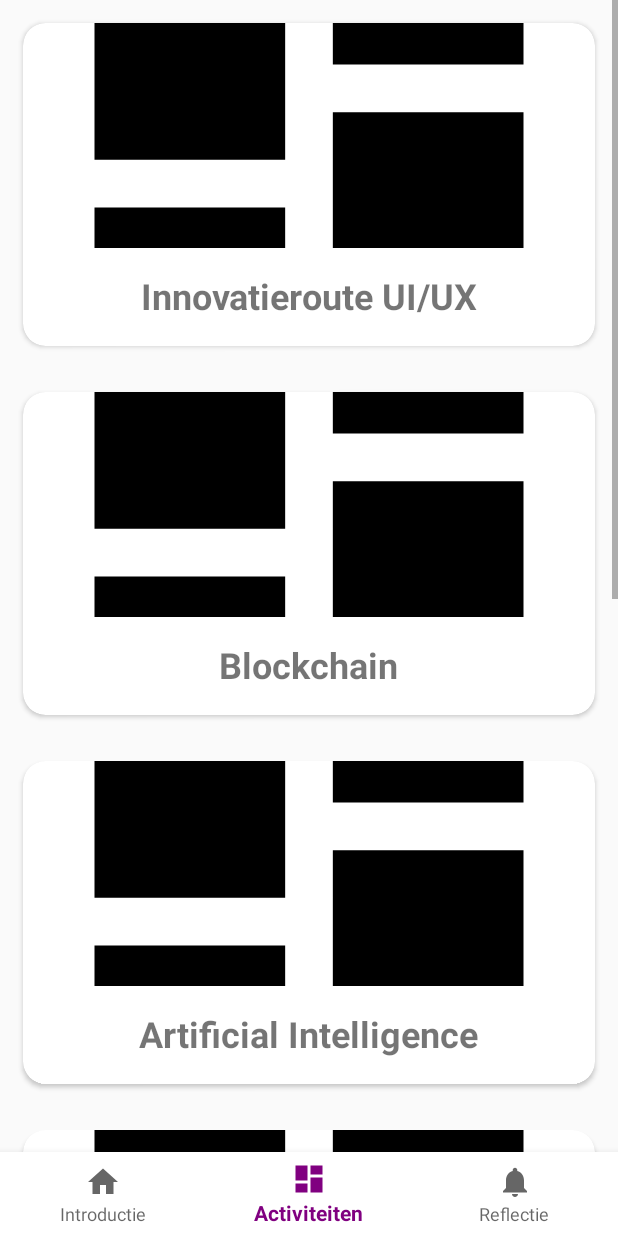
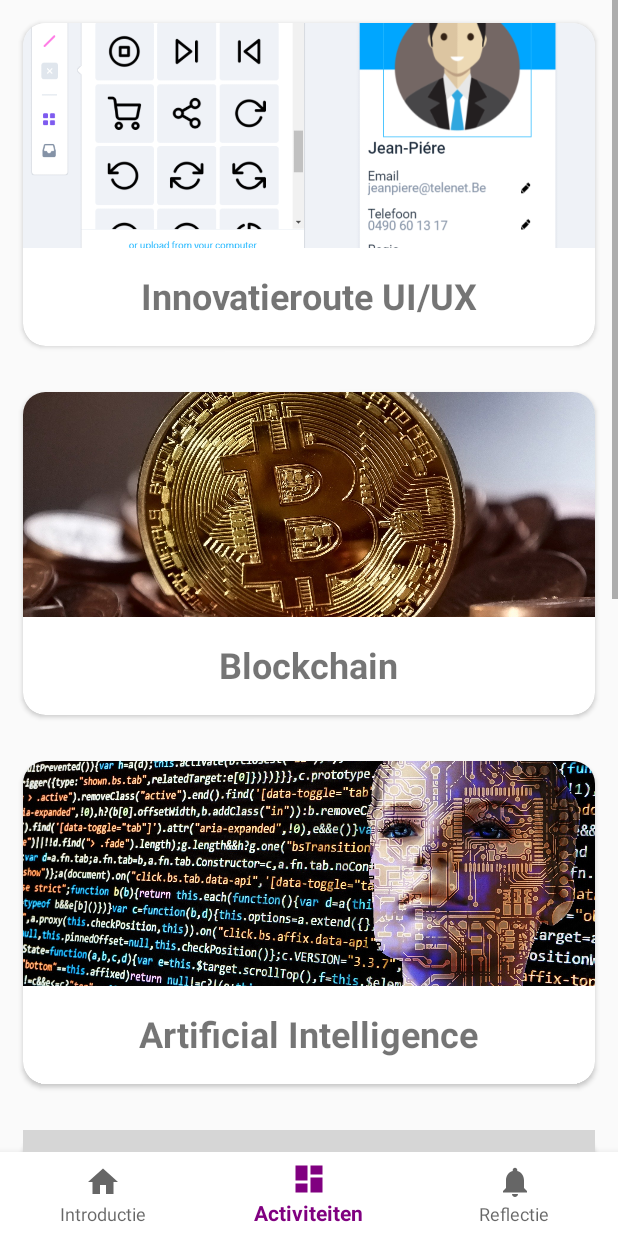
Before and after one commit to fatihbabacan92/italent, an Android app: the screen it shows after launch (MainActivity), item 2 of the bottom bar chosen, on a phone screen of 412 x 824 dp. Run offline under Robolectric (Android 15) with nearby library versions, the phone set to English and light mode, and no system bars; our stand-ins replace navigation-ui; grey boxes are pictures that could not be loaded.

Commit message:
Added Images

```diff
--- a/app/src/main/res/layout/fragment_activities.xml
+++ b/app/src/main/res/layout/fragment_activities.xml
@@ -37,7 +37,7 @@
                         android:layout_height="150dp"
                         android:contentDescription="@string/innovatieroute_title"
                         android:scaleType="centerCrop"
-                        android:src="@drawable/ic_dashboard_black_24dp" />
+                        android:src="@drawable/ig_innovatieroute" />
 
                     <TextView
                         android:layout_width="wrap_content"
@@ -69,7 +69,7 @@
                         android:layout_width="match_parent"
                         android:layout_height="150dp"
                         android:scaleType="centerCrop"
-                        android:src="@drawable/ic_dashboard_black_24dp" />
+                        android:src="@drawable/ig_blockchain" />
 
                     <TextView
                         android:layout_width="wrap_content"
@@ -101,7 +101,7 @@
                         android:layout_width="match_parent"
                         android:layout_height="150dp"
                         android:scaleType="centerCrop"
-                        android:src="@drawable/ic_dashboard_black_24dp" />
+                        android:src="@drawable/ig_ai" />
 
                     <TextView
                         android:layout_width="wrap_content"
@@ -133,7 +133,7 @@
                         android:layout_width="match_parent"
                         android:layout_height="150dp"
                         android:scaleType="centerCrop"
-                        android:src="@drawable/ic_dashboard_black_24dp" />
+                        android:src="@drawable/ig_stage" />
 
                     <TextView
                         android:layout_width="wrap_content"
@@ -165,7 +165,7 @@
                         android:layout_width="match_parent"
                         android:layout_height="150dp"
                         android:scaleType="centerCrop"
-                        android:src="@drawable/ic_dashboard_black_24dp" />
+                        android:src="@drawable/ig_oneclock" />
 
                     <TextView
                         android:layout_width="wrap_content"
@@ -197,7 +197,7 @@
                         android:layout_width="match_parent"
                         android:layout_height="150dp"
                         android:scaleType="centerCrop"
-                        android:src="@drawable/ic_dashboard_black_24dp" />
+                        android:src="@drawable/ig_omnibuzz" />
 
                     <TextView
                         android:layout_width="wrap_content"
```
Also changed, not shown: app/src/main/res/drawable/ig_ai.jpg (added), app/src/main/res/drawable/ig_blockchain.jpg (added), app/src/main/res/drawable/ig_innovatieroute.png (added), app/src/main/res/drawable/ig_oneclock.png (added), 2 other files.
